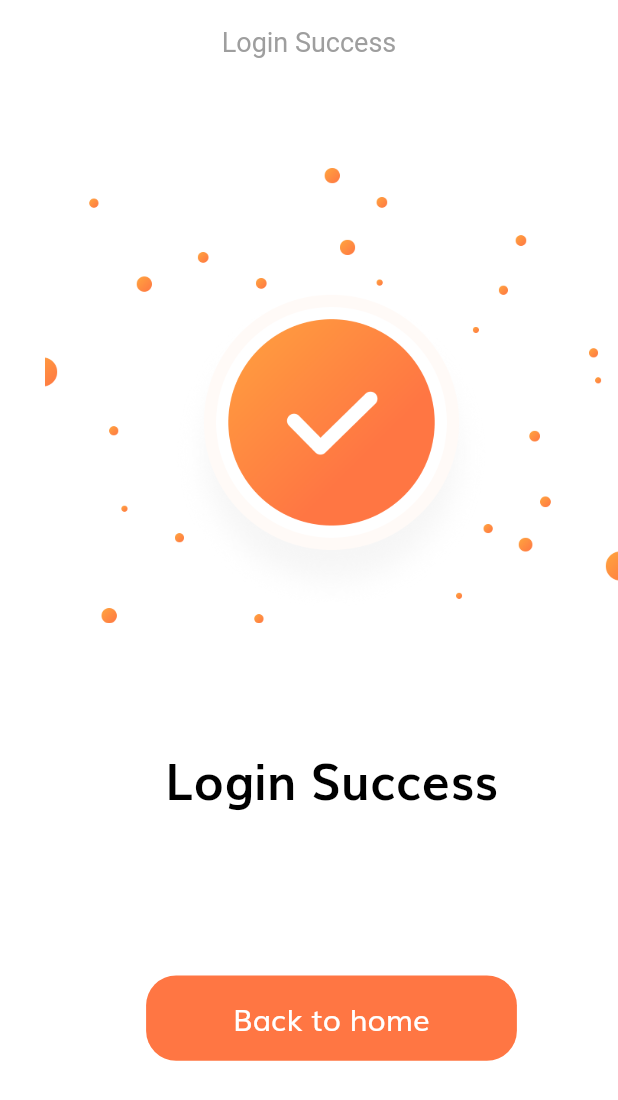
After one commit to mert-t/E-Commerce-Flutter-UI, a Flutter app: the LoginSuccessScreen screen opened by its route, on a phone screen of 412 x 824 dp. The commit adds this screen. Shown: the top 1100 px of the screen. Run offline on Flutter 3.47's test engine with Material 2 defaults, Android fonts, the phone set to English and light mode, and no system bars; our stand-ins replace flutter_svg.

Commit message:
files are changed

```diff
--- a/lib/routs.dart
+++ b/lib/routs.dart
@@ -1,4 +1,5 @@
 import 'package:e_commerce_flutter_ui/screens/forgot_password.dart/forgot_password_screen.dart';
+import 'package:e_commerce_flutter_ui/screens/login_success/login_success_screen.dart';
 import 'package:e_commerce_flutter_ui/screens/sign_in.dart/sign_in_screen.dart';
 import 'package:e_commerce_flutter_ui/screens/splash/splash_screen.dart';
 import 'package:flutter/widgets.dart';
@@ -9,5 +10,6 @@
  SplashScreen.routeName: (context) => SplashScreen(),
  SignInScreen.routeName:(context) => SignInScreen(),
  ForgotPasswordScreen.routeName:(context) =>ForgotPasswordScreen(),
+ LoginSuccessScreen.routeName:(context)=>LoginSuccessScreen(),
 
 };
--- /dev/null
+++ b/lib/screens/login_success/components/login_success_body.dart
@@ -0,0 +1,41 @@
+import 'package:e_commerce_flutter_ui/components/default_button.dart';
+import 'package:e_commerce_flutter_ui/size_config.dart';
+import 'package:flutter/material.dart';
+
+class LoginSuccessBody extends StatelessWidget {
+  @override
+  Widget build(BuildContext context) {
+    return Padding(
+      padding:  EdgeInsets.fromLTRB(30, 10, 0, 10),
+      child: Column(
+
+        children: [
+          SizedBox(height: SizeConfig.screenHeight * 0.04),
+          Image.asset(
+
+            "assets/images/success.png",
+            height: SizeConfig.screenHeight * 0.4, //40%
+          ),
+          SizedBox(height: SizeConfig.screenHeight * 0.08),
+          Text(
+            "Login Success",
+            style: TextStyle(
+              fontSize: getProportionateScreenWidth(30),
+              fontWeight: FontWeight.bold,
+              color: Colors.black,
+            ),
+          ),
+          Spacer(),
+          SizedBox(
+            width: SizeConfig.screenWidth * 0.6,
+            child: DefaultButton(
+              text: "Back to home",
+              press: () {},
+            ),
+          ),
+          Spacer(),
+        ],
+      ),
+    );
+  }
+}
--- /dev/null
+++ b/lib/screens/login_success/login_success_screen.dart
@@ -0,0 +1,21 @@
+import 'package:e_commerce_flutter_ui/screens/login_success/components/login_success_body.dart';
+import 'package:flutter/material.dart';
+
+class LoginSuccessScreen extends StatelessWidget {
+
+static String routeName ="/login_success";
+  @override
+  Widget build(BuildContext context) {
+    return Scaffold(
+      appBar: AppBar(
+        leading: SizedBox(),
+        title: Text("Login Success",style:TextStyle(color:Colors.grey),
+
+        ),
+        centerTitle: true,
+
+      ),
+      body: LoginSuccessBody(),
+    );
+  }
+}
--- a/lib/screens/sign_in.dart/components/sign_in_form.dart
+++ b/lib/screens/sign_in.dart/components/sign_in_form.dart
@@ -2,6 +2,7 @@
 import 'package:e_commerce_flutter_ui/components/default_button.dart';
 import 'package:e_commerce_flutter_ui/components/form_error.dart';
 import 'package:e_commerce_flutter_ui/screens/forgot_password.dart/forgot_password_screen.dart';
+import 'package:e_commerce_flutter_ui/screens/login_success/login_success_screen.dart';
 import 'package:flutter/material.dart';
 
 import '../../../constants.dart';
@@ -59,6 +60,8 @@
             press: () {
               if (_formKey.currentState.validate()) {
                 _formKey.currentState.save();
+
+                Navigator.pushNamed(context, LoginSuccessScreen.routeName);
               }
             },
           ),
@@ -76,10 +79,12 @@
           setState(() {
             errors.remove(kPassNullError);
           });
+          return "";
         } else if (value.length >= 8 && errors.contains(kShortPassError)) {
           setState(() {
             errors.remove(kShortPassError);
           });
+          return "";
         }
         return null;
       },
@@ -88,10 +93,12 @@
           setState(() {
             errors.add(kPassNullError);
           });
+          return "";
         } else if (value.length < 8 && !errors.contains(kShortPassError)) {
           setState(() {
             errors.add(kShortPassError);
           });
+          return "";
         }
         return null;
       },
```
